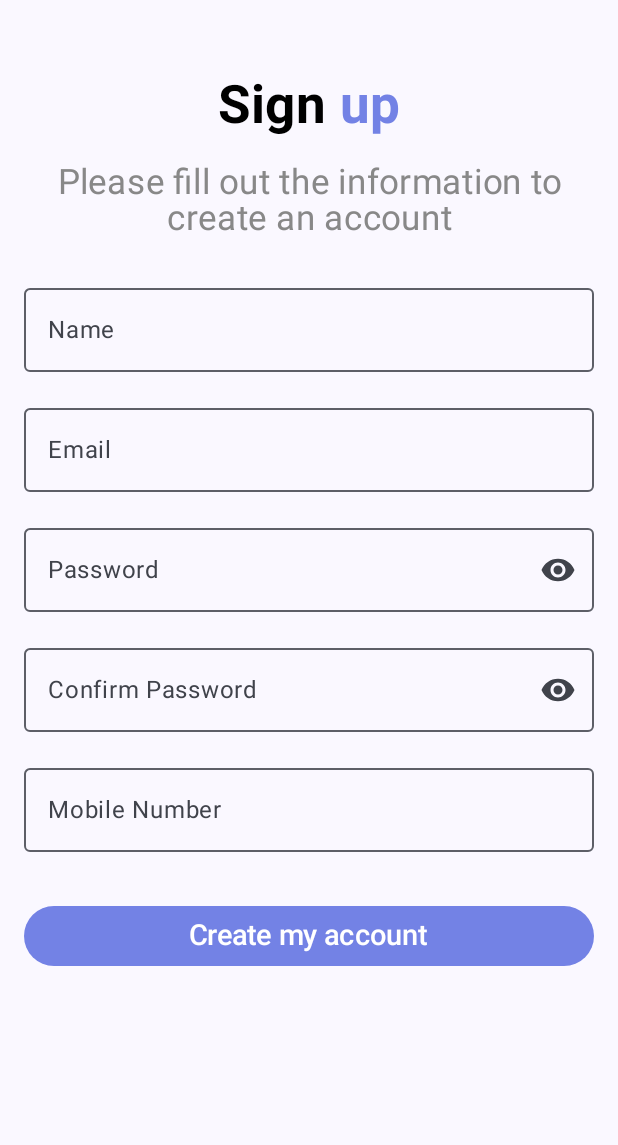
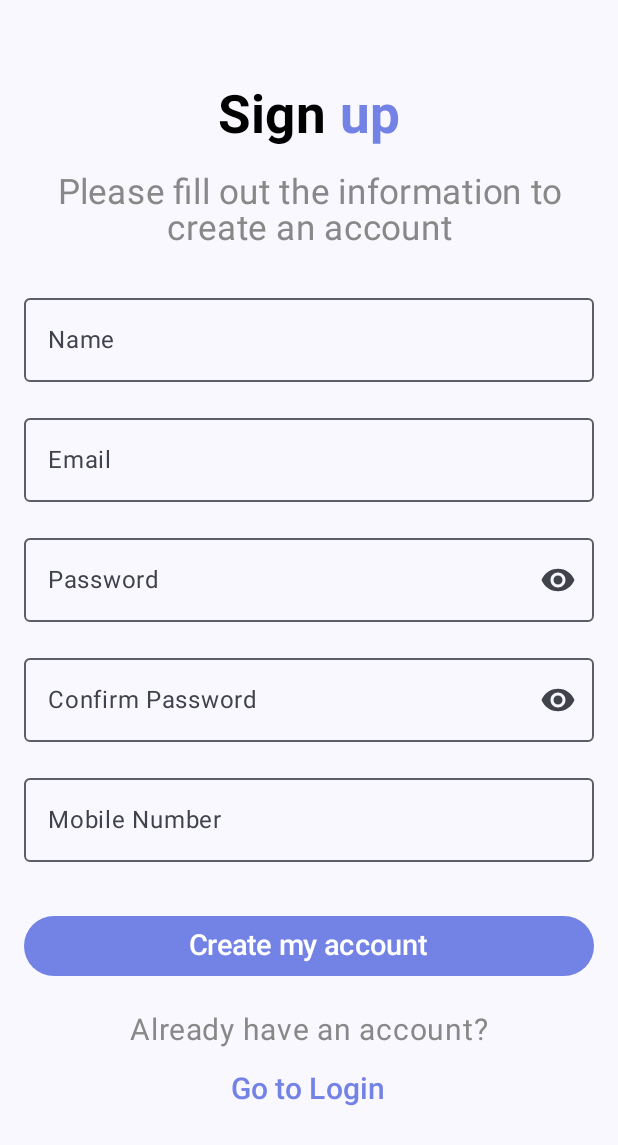
Before and after one commit to nnicokim/tp3_hci, an Android app built with Jetpack Compose: the screen it shows after launch (MainActivity), after a tap on "Register", on a phone screen of 412 x 824 dp. Shown: the top 1145 px of the screen. Run offline under Robolectric (Android 15) with nearby library versions, the phone set to English and light mode, and no system bars.

Commit message:
locale and styling

```diff
--- a/app/src/main/java/pocket/pay/tp3_hci/navigations/AppDestinations.kt
+++ b/app/src/main/java/pocket/pay/tp3_hci/navigations/AppDestinations.kt
@@ -2,27 +2,15 @@ package pocket.pay.tp3_hci.navigations
 
 import androidx.annotation.DrawableRes
 import androidx.annotation.StringRes
-import androidx.compose.material.icons.Icons
-import androidx.compose.material.icons.filled.Email
-import androidx.compose.material.icons.filled.Home
-import androidx.compose.material.icons.filled.Menu
-import androidx.compose.material.icons.filled.Share
-import androidx.compose.ui.graphics.vector.ImageVector
 import pocket.pay.tp3_hci.R
 
 enum class AppDestinations (
     @StringRes val label: Int,
-    //val icon: ImageVector,
     @DrawableRes val icon: Int,
     val route: String
 ) {
-    HOME(label = R.string.home, icon = R.drawable.bank_icon, "home"),
+    HOME(label = R.string.home, icon = R.drawable.home_icon, "home"),
     PAYMENTS(label = R.string.payments, icon = R.drawable.wallet_icon, "payments"),
     CARDS(label = R.string.cards, icon = R.drawable.card_icon, "cards"),
-    INVESTMENTS(label = R.string.investments, icon = R.drawable.investment_icon, "investments")
-
-//    HOME(label = R.string.home, Icons.Default.Home , "home"),
-//    PAYMENTS(label = R.string.payments, icon = Icons.Default.Menu, "payments"),
-//    CARDS(label = R.string.cards, icon = Icons.Default.Email, "cards"),
-//    INVESTMENTS(label = R.string.investments, icon = Icons.Default.Share, "investments")
+    INVESTMENTS(label = R.string.investments, icon = R.drawable.investing_arrow_icon, "investments")
 }
--- a/app/src/main/java/pocket/pay/tp3_hci/navigations/AppNavGraph.kt
+++ b/app/src/main/java/pocket/pay/tp3_hci/navigations/AppNavGraph.kt
@@ -53,7 +53,7 @@ fun AppNavGraph(
         }
         composable(route = "register") {
             RegisterScreen(onLoginSuccess = onLoginSuccess, goToHome = { navController.navigate(
-                AppDestinations.HOME.route) })
+                AppDestinations.HOME.route) }, goToLogin = { navController.navigate("login") })
         }
         composable(route = "passwordRecovery") {
             PasswordRecoveryScreen(onLoginSuccess = onLoginSuccess, goToHome = { navController.navigate(
--- a/app/src/main/java/pocket/pay/tp3_hci/screens/HomeScreen.kt
+++ b/app/src/main/java/pocket/pay/tp3_hci/screens/HomeScreen.kt
@@ -114,7 +114,7 @@ fun HomeScreen(goToMap : () -> Unit) {
 
 
         Text(
-            text = "See the branch offices near you",
+            text = "See banks or branch offices near you",
             fontSize = 20.sp,
             modifier = Modifier.padding(16.dp)
         )
--- a/app/src/main/java/pocket/pay/tp3_hci/screens/MapScreen.kt
+++ b/app/src/main/java/pocket/pay/tp3_hci/screens/MapScreen.kt
@@ -101,6 +101,12 @@ fun GoogleMapComposable(modifier: Modifier = Modifier) {
                             .title("Itba SDF")
 
                     )
+                    googleMap.addMarker(
+                        MarkerOptions()
+                            .position(LatLng(-34.605563582295474, -58.37252855300904))
+                            .title("Banco Galicia")
+
+                    )
                 }
             }
         },
--- a/app/src/main/java/pocket/pay/tp3_hci/screens/RegisterScreen.kt
+++ b/app/src/main/java/pocket/pay/tp3_hci/screens/RegisterScreen.kt
@@ -8,6 +8,7 @@ import androidx.compose.material3.ButtonDefaults
 import androidx.compose.material3.IconButton
 import androidx.compose.material3.OutlinedTextField
 import androidx.compose.material3.Text
+import androidx.compose.material3.TextButton
 import androidx.compose.runtime.*
 import androidx.compose.ui.Alignment
 import androidx.compose.ui.Modifier
@@ -27,7 +28,7 @@ import pocket.pay.tp3_hci.navigations.AppDestinations
 import pocket.pay.tp3_hci.ui.theme.Purple
 
 @Composable
-fun RegisterScreen(onLoginSuccess: () -> Unit, goToHome: () -> Unit) {
+fun RegisterScreen(onLoginSuccess: () -> Unit, goToHome: () -> Unit, goToLogin : () -> Unit) {
 
     var name by remember { mutableStateOf("") }
     var email by remember { mutableStateOf("") }
@@ -44,7 +45,7 @@ fun RegisterScreen(onLoginSuccess: () -> Unit, goToHome: () -> Unit) {
         horizontalAlignment = Alignment.CenterHorizontally,
         verticalArrangement = Arrangement.Top
     ) {
-        Spacer(modifier = Modifier.height(33.dp))
+        Spacer(modifier = Modifier.height(40.dp))
 
         Row(
             verticalAlignment = Alignment.CenterVertically,
@@ -168,11 +169,33 @@ fun RegisterScreen(onLoginSuccess: () -> Unit, goToHome: () -> Unit) {
             Text(text = "Create my account",
                 fontSize = 19.sp)
         }
+
+        Spacer(modifier = Modifier.height(20.dp))
+
+        Text(
+            text = "Already have an account?",
+            color = Color.Gray,
+            fontSize = 20.sp
+        )
+
+        Spacer(modifier = Modifier.height(3.dp))
+
+        TextButton(
+            onClick = {
+                goToLogin()
+            }
+        ) {
+            Text(
+                text = "Go to Login",
+                color = Purple,
+                fontSize = 20.sp
+            )
+        }
     }
 }
 
 @Preview(showBackground = true)
 @Composable
 fun RegisterScreenPreview() {
-    RegisterScreen(onLoginSuccess = {}, goToHome = {})
+    RegisterScreen(onLoginSuccess = {}, goToHome = {}, goToLogin = {})
 }
--- /dev/null
+++ b/app/src/main/res/drawable/history_icon.xml
@@ -0,0 +1,5 @@
+<vector xmlns:android="http://schemas.android.com/apk/res/android" android:height="24dp" android:tint="#232222" android:viewportHeight="24" android:viewportWidth="24" android:width="24dp">
+
+    <path android:fillColor="@android:color/white" android:pathData="M13,3c-4.97,0 -9,4.03 -9,9L1,12l3.89,3.89 0.07,0.14L9,12L6,12c0,-3.87 3.13,-7 7,-7s7,3.13 7,7 -3.13,7 -7,7c-1.93,0 -3.68,-0.79 -4.94,-2.06l-1.42,1.42C8.27,19.99 10.51,21 13,21c4.97,0 9,-4.03 9,-9s-4.03,-9 -9,-9zM12,8v5l4.28,2.54 0.72,-1.21 -3.5,-2.08L13.5,8L12,8z"/>
+
+</vector>
--- /dev/null
+++ b/app/src/main/res/drawable/home_icon.xml
@@ -0,0 +1,5 @@
+<vector xmlns:android="http://schemas.android.com/apk/res/android" android:height="24dp" android:tint="#232222" android:viewportHeight="24" android:viewportWidth="24" android:width="24dp">
+
+    <path android:fillColor="@android:color/white" android:pathData="M10,20v-6h4v6h5v-8h3L12,3 2,12h3v8z"/>
+
+</vector>
--- /dev/null
+++ b/app/src/main/res/drawable/investing_arrow_icon.xml
@@ -0,0 +1,5 @@
+<vector xmlns:android="http://schemas.android.com/apk/res/android" android:height="24dp" android:tint="#232222" android:viewportHeight="24" android:viewportWidth="24" android:width="24dp">
+
+    <path android:fillColor="@android:color/white" android:pathData="M19.71,9.71L22,12V6h-6l2.29,2.29l-4.17,4.17c-0.39,0.39 -1.02,0.39 -1.41,0l-1.17,-1.17c-1.17,-1.17 -3.07,-1.17 -4.24,0L2,16.59L3.41,18l5.29,-5.29c0.39,-0.39 1.02,-0.39 1.41,0l1.17,1.17c1.17,1.17 3.07,1.17 4.24,0L19.71,9.71z"/>
+
+</vector>
--- /dev/null
+++ b/app/src/main/res/drawable/logout_icon.xml
@@ -0,0 +1,5 @@
+<vector xmlns:android="http://schemas.android.com/apk/res/android" android:autoMirrored="true" android:height="24dp" android:tint="#232222" android:viewportHeight="24" android:viewportWidth="24" android:width="24dp">
+
+    <path android:fillColor="@android:color/white" android:pathData="M17,7l-1.41,1.41L18.17,11H8v2h10.17l-2.58,2.58L17,17l5,-5zM4,5h8V3H4c-1.1,0 -2,0.9 -2,2v14c0,1.1 0.9,2 2,2h8v-2H4V5z"/>
+
+</vector>
--- /dev/null
+++ b/app/src/main/res/drawable/star_icon.xml
@@ -0,0 +1,5 @@
+<vector xmlns:android="http://schemas.android.com/apk/res/android" android:height="24dp" android:tint="#232222" android:viewportHeight="24" android:viewportWidth="24" android:width="24dp">
+
+    <path android:fillColor="@android:color/white" android:pathData="M12,17.27L18.18,21l-1.64,-7.03L22,9.24l-7.19,-0.61L12,2 9.19,8.63 2,9.24l5.46,4.73L5.82,21z"/>
+
+</vector>
```
Also changed, not shown: app/src/main/java/pocket/pay/tp3_hci/screens/CardsScreen.kt (+15 -10 lines), 1 other file.
